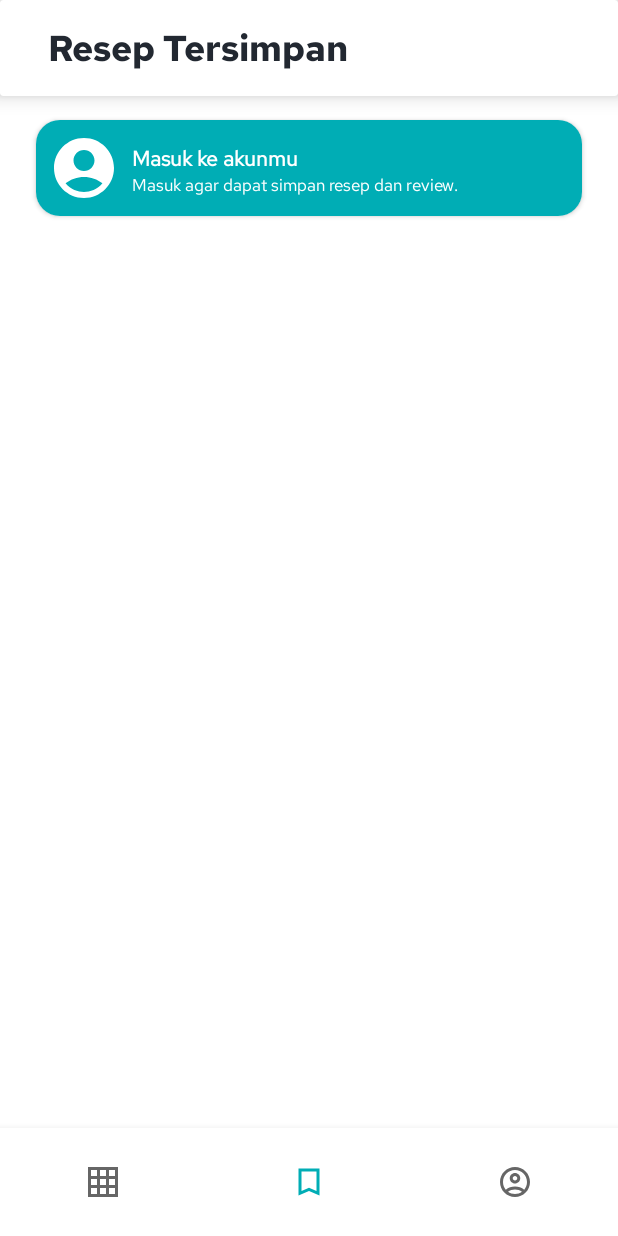
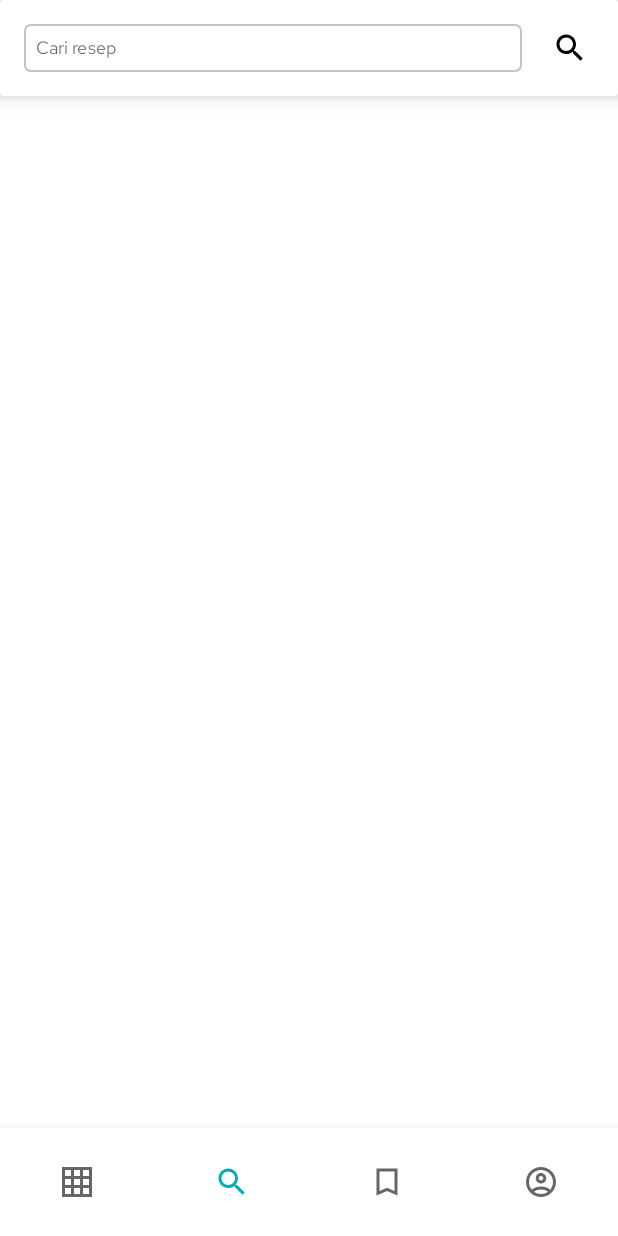
Before and after one commit to mziyadam/zcook, an Android app: the screen it shows after launch (HomeActivity), item 2 of the bottom bar chosen, on a phone screen of 412 x 824 dp. Run offline under Robolectric (Android 15) with nearby library versions, the phone set to English and light mode, and no system bars; our stand-ins replace Firebase (no records; nobody signed in at launch, a user with empty details on screens opened directly), navigation-ui.

Commit message:
pindahin searching ke bottom navbar

```diff
--- a/app/src/main/AndroidManifest.xml
+++ b/app/src/main/AndroidManifest.xml
@@ -33,9 +33,6 @@
             android:name=".ui.detail.RecipeDetailActivity"
             android:exported="false" />
         <activity
-            android:name=".ui.search.SearchActivity"
-            android:exported="false" />
-        <activity
             android:name=".ui.home.HomeActivity"
             android:exported="true"
             android:label="@string/app_name">
--- a/app/src/main/java/com/ziyad/zcook/repository/RecipeRepository.kt
+++ b/app/src/main/java/com/ziyad/zcook/repository/RecipeRepository.kt
@@ -71,6 +71,9 @@ class RecipeRepository {
     val searchResult: LiveData<ArrayList<Recipe>> = _searchResult
 
     suspend fun searchRecipe(query: String) {
+        if (query == "") {
+            _searchResult.postValue(arrayListOf())
+        } else {
             database.collection("recipes").addSnapshotListener { snapshot, e ->
                 if (e != null) {
                     Log.w("TEZ", "Listen failed.", e)
@@ -87,8 +90,11 @@ class RecipeRepository {
                         Log.d("TEZ", "Current data: $doc")
                     }
                     _searchResult.postValue(allRecipe)
+
+                    Log.d("TEZA", "Current data: ${allRecipe}")
                 } else {
                     Log.d("TEZ", "Current data: null")
+                }
             }
         }
     }
--- /dev/null
+++ b/app/src/main/java/com/ziyad/zcook/ui/home/search_recipe/SearchRecipeFragment.kt
@@ -0,0 +1,93 @@
+package com.ziyad.zcook.ui.home.search_recipe
+
+import android.content.Intent
+import android.os.Bundle
+import android.util.Log
+import androidx.fragment.app.Fragment
+import android.view.LayoutInflater
+import android.view.View
+import android.view.ViewGroup
+import androidx.lifecycle.ViewModelProvider
+import androidx.lifecycle.lifecycleScope
+import com.ziyad.zcook.R
+import com.ziyad.zcook.databinding.FragmentSavedRecipeListBinding
+import com.ziyad.zcook.databinding.FragmentSearchRecipeBinding
+import com.ziyad.zcook.ui.adapter.RecipeAdapter
+import com.ziyad.zcook.ui.auth.login.LoginActivity
+import com.ziyad.zcook.ui.detail.RecipeDetailActivity
+import com.ziyad.zcook.ui.home.HomeViewModel
+import kotlinx.coroutines.Dispatchers
+import kotlinx.coroutines.launch
+
+class SearchRecipeFragment : Fragment() {
+
+    private var _binding: FragmentSearchRecipeBinding? = null
+    private lateinit var homeViewModel: HomeViewModel
+
+    // This property is only valid between onCreateView and
+    // onDestroyView.
+    private val binding get() = _binding!!
+
+    override fun onCreateView(
+        inflater: LayoutInflater, container: ViewGroup?,
+        savedInstanceState: Bundle?
+    ): View? {
+        homeViewModel =
+            ViewModelProvider(requireActivity())[HomeViewModel::class.java]
+
+        _binding = FragmentSearchRecipeBinding.inflate(inflater, container, false)
+        val root: View = binding.root
+        binding.apply {
+            btnSearch.setOnClickListener {
+                rvSearchResult.visibility = View.VISIBLE
+                lifecycleScope.launch(Dispatchers.IO) {
+                    homeViewModel.clearSearch()
+                    homeViewModel.searchRecipe(etSearchQuery.text.toString())
+                }
+            }
+            homeViewModel.savedRecipeId.observe(viewLifecycleOwner) { savedRecipeId ->
+                homeViewModel.searchResult.observe(viewLifecycleOwner) { searchResult ->
+                    Log.d("TEZ", "Current data: $savedRecipeId")
+                    binding.rvSearchResult.apply {
+                        adapter = RecipeAdapter(
+                            searchResult, savedRecipeId, { recipe ->
+                                startActivity(
+                                    Intent(
+                                        requireContext(),
+                                        RecipeDetailActivity::class.java
+                                    ).putExtra(RecipeDetailActivity.RECIPE_ID, recipe.id)
+                                )
+                            }, { recipe ->
+                                homeViewModel.currentUserLiveData.observe(viewLifecycleOwner) { user ->
+                                    if (user != null) {
+                                        if (savedRecipeId.contains(recipe.id)) {
+                                            lifecycleScope.launch(Dispatchers.IO) {
+                                                homeViewModel.removeRecipeFromSaved(recipe.id)
+                                            }
+                                        } else {
+                                            lifecycleScope.launch(Dispatchers.IO) {
+                                                homeViewModel.saveRecipe(recipe.id)
+                                            }
+                                        }
+                                    } else {
+                                        startActivity(
+                                            Intent(
+                                                requireContext(),
+                                                LoginActivity::class.java
+                                            )
+                                        )
+                                    }
+                                }
+                            })
+                        setHasFixedSize(true)
+                    }
+                }
+            }
+            return root
+        }
+    }
+    override fun onDestroyView() {
+        super.onDestroyView()
+        _binding = null
+    }
+}
--- a/app/src/main/res/layout/activity_change_account.xml
+++ b/app/src/main/res/layout/activity_change_account.xml
@@ -30,7 +30,7 @@
                 android:src="@drawable/ic_baseline_arrow_back_ios_new_24" />
 
             <TextView
-                style="@style/Heading1"
+                style="@style/Heading2"
                 android:layout_width="match_parent"
                 android:layout_height="wrap_content"
                 android:layout_marginStart="@dimen/inter_component_margin_normal"
--- a/app/src/main/res/layout/activity_change_password.xml
+++ b/app/src/main/res/layout/activity_change_password.xml
@@ -30,7 +30,7 @@
                 android:src="@drawable/ic_baseline_arrow_back_ios_new_24" />
 
             <TextView
-                style="@style/Heading1"
+                style="@style/Heading2"
                 android:layout_width="match_parent"
                 android:layout_height="wrap_content"
                 android:layout_marginStart="@dimen/inter_component_margin_normal"
--- a/app/src/main/res/layout/activity_reset_password.xml
+++ b/app/src/main/res/layout/activity_reset_password.xml
@@ -30,7 +30,7 @@
                 android:src="@drawable/ic_baseline_arrow_back_ios_new_24" />
 
             <TextView
-                style="@style/Heading1"
+                style="@style/Heading2"
                 android:layout_width="match_parent"
                 android:layout_height="wrap_content"
                 android:layout_marginStart="@dimen/inter_component_margin_normal"
--- a/app/src/main/res/layout/fragment_saved_recipe_list.xml
+++ b/app/src/main/res/layout/fragment_saved_recipe_list.xml
@@ -21,7 +21,7 @@
             android:gravity="center_vertical"
             android:padding="@dimen/inter_component_margin_normal">
             <TextView
-                style="@style/Heading1"
+                style="@style/Heading2"
                 android:layout_width="match_parent"
                 android:layout_height="wrap_content"
                 android:layout_marginStart="@dimen/inter_component_margin_normal"
--- a/app/src/main/res/layout/fragment_settings.xml
+++ b/app/src/main/res/layout/fragment_settings.xml
@@ -22,7 +22,7 @@
             android:padding="@dimen/inter_component_margin_normal">
 
             <TextView
-                style="@style/Heading1"
+                style="@style/Heading2"
                 android:layout_width="match_parent"
                 android:layout_height="wrap_content"
                 android:layout_marginStart="@dimen/inter_component_margin_normal"
--- a/app/src/main/res/menu/bottom_nav_menu.xml
+++ b/app/src/main/res/menu/bottom_nav_menu.xml
@@ -5,6 +5,11 @@
         android:id="@+id/navigation_recipe_list"
         android:icon="@drawable/ic_sharp_grid_on_24"
         android:title="@string/title_recipe_list" />
+
+    <item
+        android:id="@+id/navigation_search_recipe"
+        android:icon="@drawable/ic_sharp_search_24"
+        android:title="@string/title_search_recipe" />
 
     <item
         android:id="@+id/navigation_saved_recipe_list"
--- a/app/src/main/res/navigation/mobile_navigation.xml
+++ b/app/src/main/res/navigation/mobile_navigation.xml
@@ -12,6 +12,12 @@
         tools:layout="@layout/fragment_recipe_list" />
 
     <fragment
+        android:id="@+id/navigation_search_recipe"
+        android:name="com.ziyad.zcook.ui.home.search_recipe.SearchRecipeFragment"
+        android:label="@string/title_search_recipe"
+        tools:layout="@layout/fragment_search_recipe" />
+
+    <fragment
         android:id="@+id/navigation_saved_recipe_list"
         android:name="com.ziyad.zcook.ui.home.saved_recipe_list.SavedRecipeListFragment"
         android:label="@string/title_saved_recipe_list"
--- a/app/src/main/res/values/strings.xml
+++ b/app/src/main/res/values/strings.xml
@@ -2,6 +2,7 @@
     <string name="app_name">zcook</string>
     <string name="title_recipe_list">Recipe List</string>
     <string name="title_saved_recipe_list">Saved Recipe List</string>
+    <string name="title_search_recipe">Search Recipe</string>
     <string name="title_settings">Settings</string>
     <string name="email">Email</string>
     <string name="password">Password</string>
@@ -39,4 +40,6 @@
     <string name="rekomendasi_resep_10ribuan">Rekomendasi resep 10ribuan</string>
     <string name="semua_resep">Semua resep</string>
     <string name="review_resep_ini">Review resep ini!</string>
+<!-- TODO: Remove or change this placeholder text -->
+    <string name="hello_blank_fragment">Hello blank fragment</string>
 </resources>
```
Also changed, not shown: app/src/main/java/com/ziyad/zcook/ui/home/HomeViewModel.kt (+11 -0 lines), app/src/main/java/com/ziyad/zcook/ui/home/recipe_list/RecipeListFragment.kt (+0 -39 lines), app/src/main/java/com/ziyad/zcook/ui/search/SearchActivity.kt (deleted, +0 -99 lines), app/src/main/java/com/ziyad/zcook/ui/search/SearchViewModel.kt (deleted, +0 -36 lines), app/src/main/res/layout/fragment_recipe_list.xml (+0 -12 lines), app/src/main/res/layout/fragment_search_recipe.xml (renamed from app/src/main/res/layout/activity_search.xml, +4 -10 lines). Lines whose indentation alone changed are shown as unchanged.
